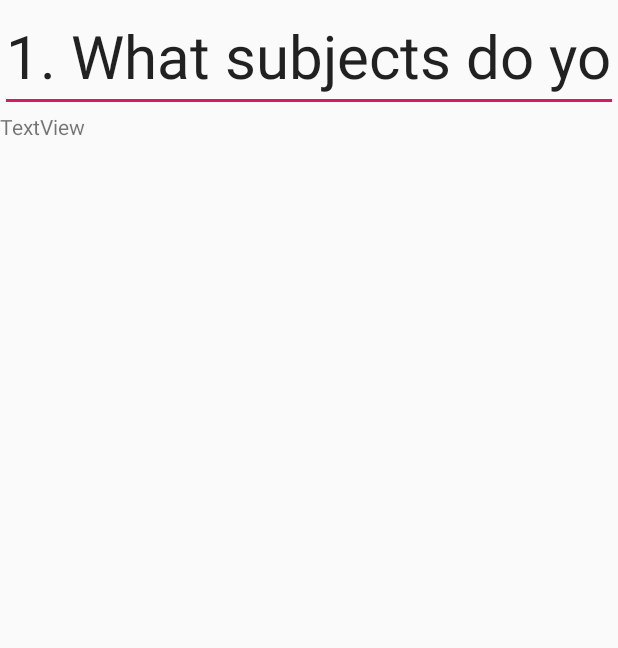
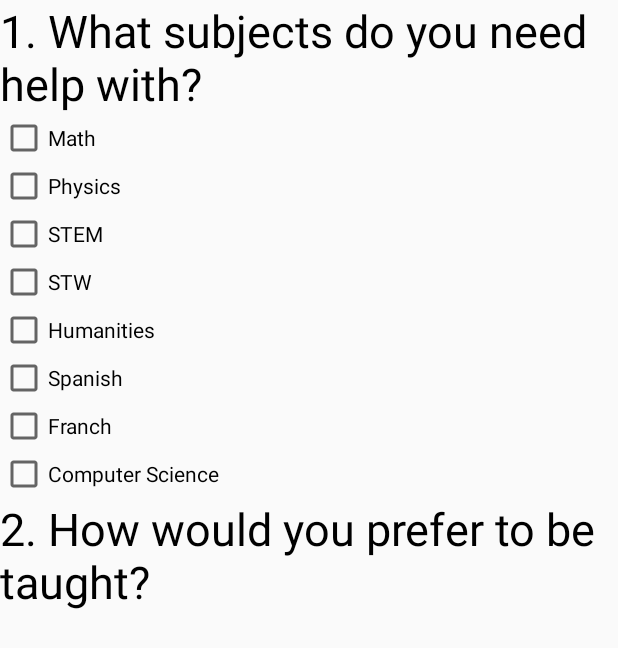
Before and after one commit to DanukGOAT/Android_Apps4Good, an Android app: the layout activity_student_questions.xml on its own in the app's theme, with its tools: preview values and no code run, on a phone screen of 412 x 824 dp. Shown: the top 648 px of the screen. Run offline under Robolectric (Android 15) with nearby library versions, the phone set to English and light mode, and no system bars.

Commit message:
Ello Mates

```diff
--- a/app/src/main/java/com/example/exampleapp/StudentQuestions.java
+++ b/app/src/main/java/com/example/exampleapp/StudentQuestions.java
@@ -2,6 +2,7 @@ package com.example.exampleapp;
 
 import android.support.v7.app.AppCompatActivity;
 import android.os.Bundle;
+import android.widget.EditText;
 
 public class StudentQuestions extends AppCompatActivity {
 
@@ -9,5 +10,6 @@ public class StudentQuestions extends AppCompatActivity {
     protected void onCreate(Bundle savedInstanceState) {
         super.onCreate(savedInstanceState);
         setContentView(R.layout.activity_student_questions);
+
     }
 }
--- a/app/src/main/res/layout/activity_student_questions.xml
+++ b/app/src/main/res/layout/activity_student_questions.xml
@@ -6,29 +6,78 @@
     android:layout_height="match_parent"
     tools:context=".StudentQuestions">
 
+    <ScrollView
+        android:layout_width="match_parent"
+        android:layout_height="match_parent">
+
         <LinearLayout
             android:layout_width="match_parent"
-        android:layout_height="match_parent"
-        android:orientation="vertical">
+            android:layout_height="wrap_content"
+            android:orientation="vertical" >
 
-        <EditText
-            android:id="@+id/QuestionOne"
+            <TextView
+                android:id="@+id/questionOne"
                 android:layout_width="match_parent"
                 android:layout_height="wrap_content"
-            android:ems="10"
-            android:inputType="textPersonName"
                 android:text="1. What subjects do you need help with?"
-            android:textSize="40sp" />
+                android:textColor="@android:color/black"
+                android:textSize="30sp" />
+
+            <CheckBox
+                android:id="@+id/answer"
+                android:layout_width="match_parent"
+                android:layout_height="wrap_content"
+                android:text="Math" />
+
+            <CheckBox
+                android:id="@+id/answer2"
+                android:layout_width="match_parent"
+                android:layout_height="wrap_content"
+                android:text="Physics" />
+
+            <CheckBox
+                android:id="@+id/answer3"
+                android:layout_width="match_parent"
+                android:layout_height="wrap_content"
+                android:text="STEM" />
+
+            <CheckBox
+                android:id="@+id/answer4"
+                android:layout_width="match_parent"
+                android:layout_height="wrap_content"
+                android:text="STW" />
+
+            <CheckBox
+                android:id="@+id/answer5"
+                android:layout_width="match_parent"
+                android:layout_height="wrap_content"
+                android:text="Humanities" />
+
+            <CheckBox
+                android:id="@+id/answer6"
+                android:layout_width="match_parent"
+                android:layout_height="wrap_content"
+                android:text="Spanish" />
+
+            <CheckBox
+                android:id="@+id/answer7"
+                android:layout_width="match_parent"
+                android:layout_height="wrap_content"
+                android:text="Franch" />
+
+            <CheckBox
+                android:id="@+id/answer8"
+                android:layout_width="match_parent"
+                android:layout_height="wrap_content"
+                android:text="Computer Science" />
 
             <TextView
-            android:id="@+id/textView2"
+                android:id="@+id/questionTwo"
                 android:layout_width="match_parent"
                 android:layout_height="wrap_content"
-            android:text="TextView"
-            android:layout_weight="1"
-            android:ellipsize="none"
-            android:maxLines="100"
-            android:scrollHorizontally="false"
-            />
+                android:text="2. How would you prefer to be taught?"
+                android:textColor="@android:color/black"
+                android:textSize="30sp" />
         </LinearLayout>
+    </ScrollView>
 </android.support.constraint.ConstraintLayout>
```
Lines whose indentation alone changed are shown as unchanged.
